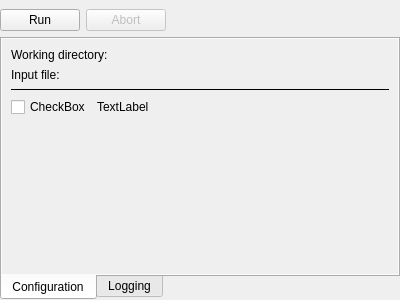
Above: tools/mcrl2-gui-qt/toolinstance.ui from gijskant/mcrl2-pmc before the change. Below: the same form after it.
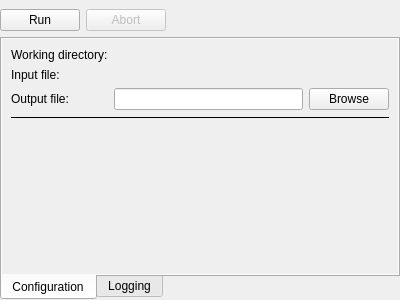
That is the form after the change.

Commit message: (mCRL2-gui-qt) Implemented reading of tool options including GUI.

The edit to the form file:
```diff
--- a/tools/mcrl2-gui-qt/toolinstance.ui
+++ b/tools/mcrl2-gui-qt/toolinstance.ui
@@ -130,6 +130,27 @@
                </property>
               </widget>
              </item>
+             <item row="2" column="0">
+              <widget class="QLabel" name="lblFileOut">
+               <property name="text">
+                <string>Output file:</string>
+               </property>
+              </widget>
+             </item>
+             <item row="2" column="1">
+              <layout class="QHBoxLayout" name="lytFileOut">
+               <item>
+                <widget class="QLineEdit" name="edtFileOut"/>
+               </item>
+               <item>
+                <widget class="QPushButton" name="btnFileOutBrowse">
+                 <property name="text">
+                  <string>Browse</string>
+                 </property>
+                </widget>
+               </item>
+              </layout>
+             </item>
             </layout>
            </item>
            <item>
@@ -144,20 +165,9 @@
              <property name="fieldGrowthPolicy">
               <enum>QFormLayout::AllNonFixedFieldsGrow</enum>
              </property>
-             <item row="1" column="0">
-              <widget class="QCheckBox" name="checkBox">
-               <property name="text">
-                <string>CheckBox</string>
-               </property>
-              </widget>
-             </item>
-             <item row="1" column="1">
-              <widget class="QLabel" name="label">
-               <property name="text">
-                <string>TextLabel</string>
-               </property>
-              </widget>
-             </item>
+             <property name="verticalSpacing">
+              <number>20</number>
+             </property>
             </layout>
            </item>
            <item>
```
Left out of the diff: 9 changed lines with no effect on the pictures. The commit also changes 3 other files.
